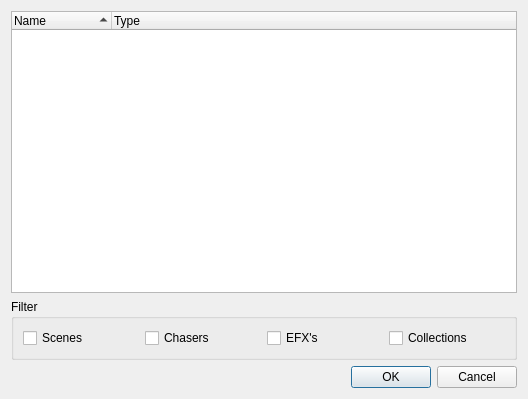
Before: the Qt Designer form trunk/ui/src/functionselection.ui in Bondzio/qlc, drawn with Qt 5.
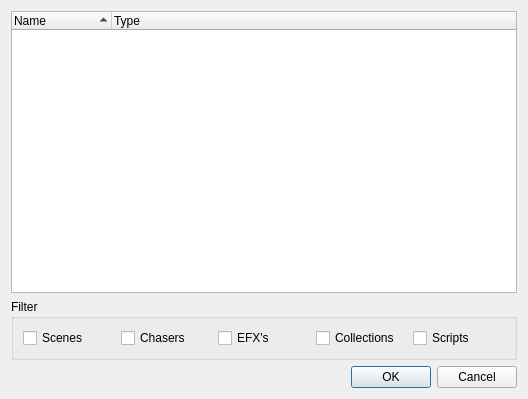
After: the same form once the commit is applied.

Commit message: A kinda-working early draft of a Script function

```diff
--- a/trunk/ui/src/functionselection.ui
+++ b/trunk/ui/src/functionselection.ui
@@ -76,6 +76,13 @@
         </property>
        </widget>
       </item>
+      <item>
+       <widget class="QCheckBox" name="m_scriptCheck">
+        <property name="text">
+         <string>Scripts</string>
+        </property>
+       </widget>
+      </item>
      </layout>
     </widget>
    </item>
```
Left out of the diff: 71 changed lines with no effect on the pictures. The commit also changes 19 other files.
